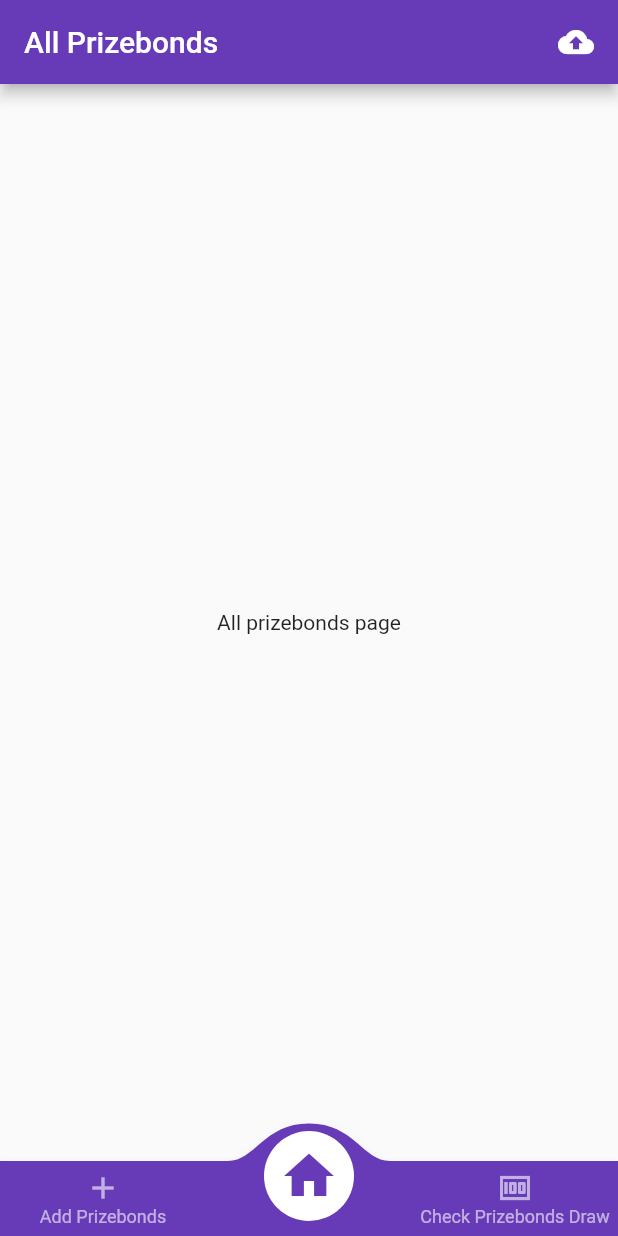
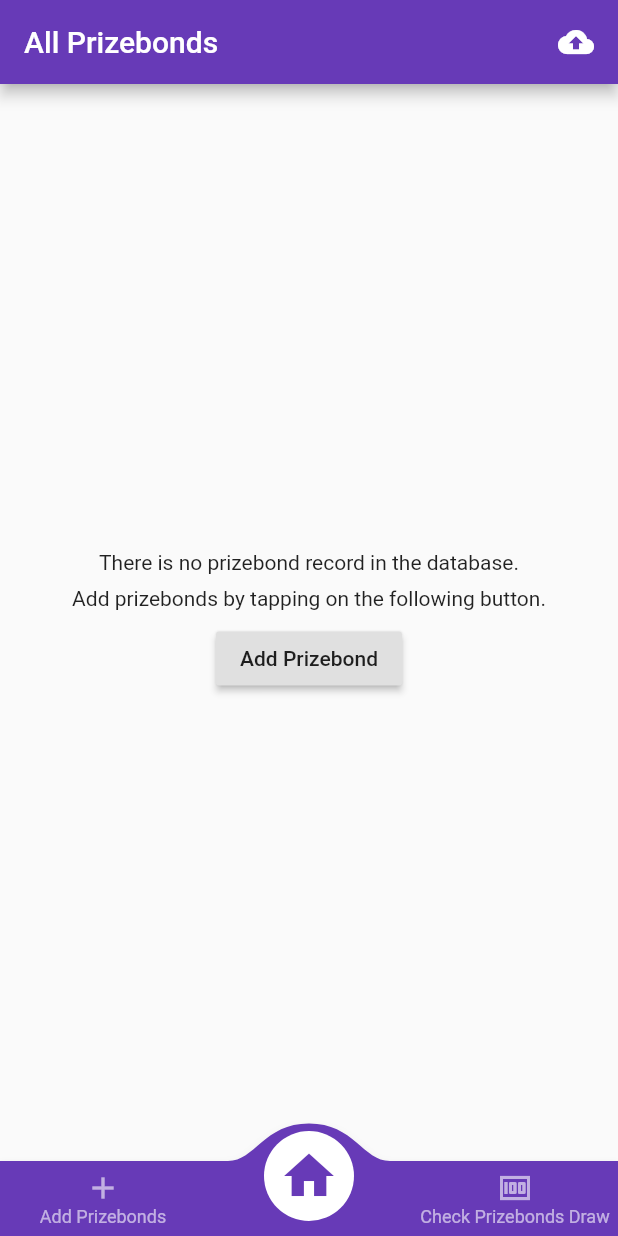
Before and after one commit to kaykobad/PrizebondManager, a Flutter app: the screen it shows after launch, on a phone screen of 412 x 824 dp. Run offline on Flutter 3.47's test engine with Material 2 defaults, Android fonts, the phone set to English and light mode, and no system bars; drawn by our look-alikes of convex_bottom_bar; our stand-ins replace equatable, flutter_bloc, flutter_spinkit, sqflite; accounts and stored records are empty.

Commit message:
Show message if prizebond is not present in db

```diff
--- a/lib/constants/string_constants.dart
+++ b/lib/constants/string_constants.dart
@@ -5,5 +5,8 @@ const String BUTTON_RETRY = "Retry";
 const String BUTTON_CLOSE_APPLICATION = "Exit";
 const String ALL_PRIZEBONDS = "All Prizebonds";
 const String ADD_PRIZEBONDS = "Add Prizebonds";
+const String BUTTON_ADD_PRIZEBOND = "Add Prizebond";
 const String CHECK_PRIZEBONDS_DRAW = "Check Prizebonds Draw";
 const String BACKUP_DATABASE = "Backup Database";
+const String NO_PRIZEBOND_IN_DB = "There is no prizebond record in the database.";
+const String ADD_PRIZEBOND_IN_DB = "Add prizebonds by tapping on the following button.";
--- a/lib/ui/prizrbonds_screen/all_prizebonds_screen.dart
+++ b/lib/ui/prizrbonds_screen/all_prizebonds_screen.dart
@@ -1,6 +1,16 @@
 import 'package:flutter/material.dart';
+import 'package:prizebond_manager/constants/string_constants.dart';
+import 'package:prizebond_manager/data/models/prizebond.dart';
 
 class AllPrizeBondsScreen extends StatefulWidget {
+  final Function(int) setSelectedIndex;
+  final List<PrizeBond> allPrizeBonds;
+
+  const AllPrizeBondsScreen({Key key,
+    this.setSelectedIndex,
+    this.allPrizeBonds,
+  }) : super(key: key);
+
   @override
   _AllPrizeBondsScreenState createState() => _AllPrizeBondsScreenState();
 }
@@ -9,7 +19,27 @@ class _AllPrizeBondsScreenState extends State<AllPrizeBondsScreen> {
   @override
   Widget build(BuildContext context) {
     return Center(
-      child: Text("All prizebonds page"),
+      child: _getBody(),
     );
   }
+
+  Widget _getBody() {
+    if (widget.allPrizeBonds.isEmpty) {
+      return Column(
+        mainAxisAlignment: MainAxisAlignment.center,
+        children: [
+          Text(NO_PRIZEBOND_IN_DB),
+          SizedBox(height: 8),
+          Text(ADD_PRIZEBOND_IN_DB),
+          SizedBox(height: 8),
+          RaisedButton(
+            child: Text(BUTTON_ADD_PRIZEBOND),
+            onPressed: () => widget.setSelectedIndex(0),
+          )
+        ],
+      );
+    }
+
+    return Text("All prizebonds page");
+  }
 }
--- a/lib/ui/prizrbonds_screen/home_screen.dart
+++ b/lib/ui/prizrbonds_screen/home_screen.dart
@@ -1,6 +1,8 @@
 import 'package:convex_bottom_bar/convex_bottom_bar.dart';
 import 'package:flutter/material.dart';
+import 'package:flutter_bloc/flutter_bloc.dart';
 import 'package:prizebond_manager/constants/string_constants.dart';
+import 'package:prizebond_manager/data/data_store/data_store.dart';
 import 'package:prizebond_manager/ui/prizrbonds_screen/add_prizebonds_screen.dart';
 import 'package:prizebond_manager/ui/prizrbonds_screen/all_prizebonds_screen.dart';
 import 'package:prizebond_manager/ui/prizrbonds_screen/check_draw_result_screen.dart';
@@ -13,7 +15,21 @@ class HomeScreen extends StatefulWidget {
 class _HomeScreenState extends State<HomeScreen> {
   final List<String> _screenTitles = [ADD_PRIZEBONDS, ALL_PRIZEBONDS, CHECK_PRIZEBONDS_DRAW];
   final List<Widget> _screens = [AddPrizeBondsScreen(), AllPrizeBondsScreen(), CheckPrizeBondDrawScreen()];
-  int _selectedIndex = 1;
+  DataStore _dataStore;
+  int _selectedIndex;
+
+  @override
+  void initState() {
+    super.initState();
+    _selectedIndex = 1;
+    _dataStore = RepositoryProvider.of<DataStore>(context);
+  }
+
+  void _setSelectedIndex(int index) {
+    setState(() {
+      _selectedIndex = index;
+    });
+  }
 
   @override
   Widget build(BuildContext context) {
@@ -31,7 +47,7 @@ class _HomeScreenState extends State<HomeScreen> {
           ),
         ],
       ),
-      body: _screens[_selectedIndex],
+      body: _getScreen(),
       bottomNavigationBar: ConvexAppBar(
         items: [
           TabItem(icon: Icons.add, title: ADD_PRIZEBONDS),
@@ -49,4 +65,14 @@ class _HomeScreenState extends State<HomeScreen> {
       ),
     );
   }
+
+  Widget _getScreen() {
+    if (_selectedIndex == 1) {
+      return AllPrizeBondsScreen(
+        setSelectedIndex: _setSelectedIndex,
+        allPrizeBonds: _dataStore.allPrizeBonds,
+      );
+    }
+    return _screens[_selectedIndex];
+  }
 }
```
